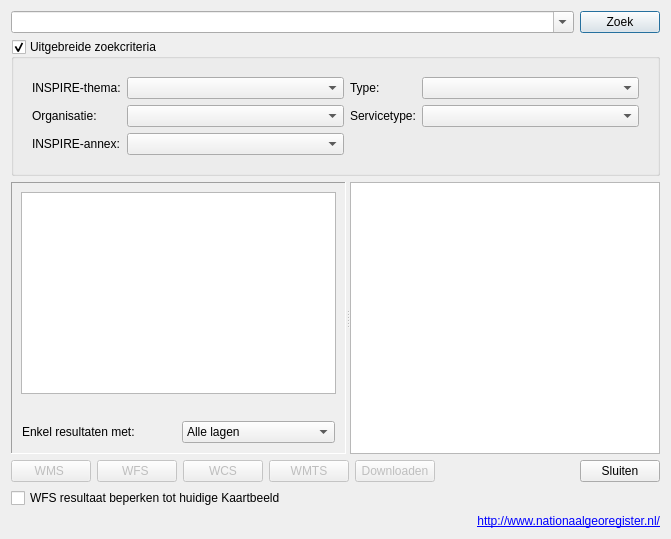
Qt form ui_dataCatalog_dialog.ui (warrieka/inspireNL) before a commit.
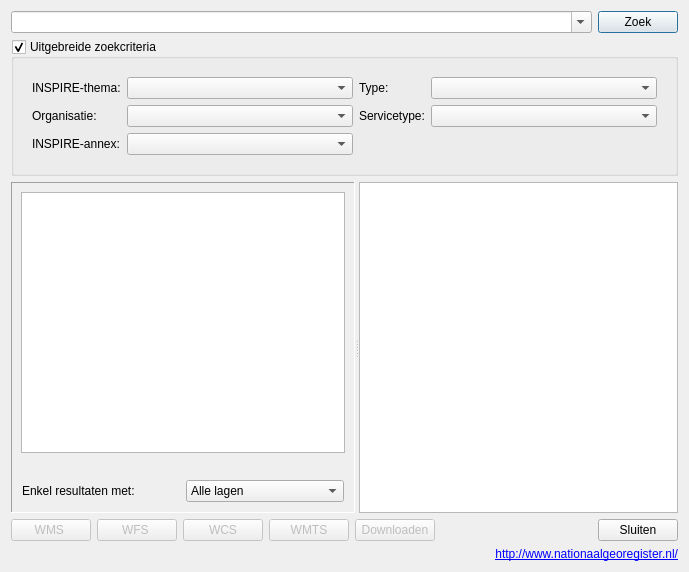
The same form after that commit. Icons and pictures are not drawn.

Patch:
```diff
--- a/ui_dataCatalog_dialog.ui
+++ b/ui_dataCatalog_dialog.ui
@@ -6,8 +6,8 @@
    <rect>
     <x>0</x>
     <y>0</y>
-    <width>671</width>
-    <height>539</height>
+    <width>689</width>
+    <height>572</height>
    </rect>
   </property>
   <property name="minimumSize">
@@ -521,13 +521,6 @@
      </item>
     </layout>
    </item>
-   <item>
-    <widget class="QCheckBox" name="wfsBboxchk">
-     <property name="text">
-      <string>WFS resultaat beperken tot huidige Kaartbeeld</string>
-     </property>
-    </widget>
-   </item>
    <item>
     <layout class="QHBoxLayout" name="horizontalLayout_3">
      <item>
```
Left out of the diff: 11 changed lines with no effect on the pictures.
